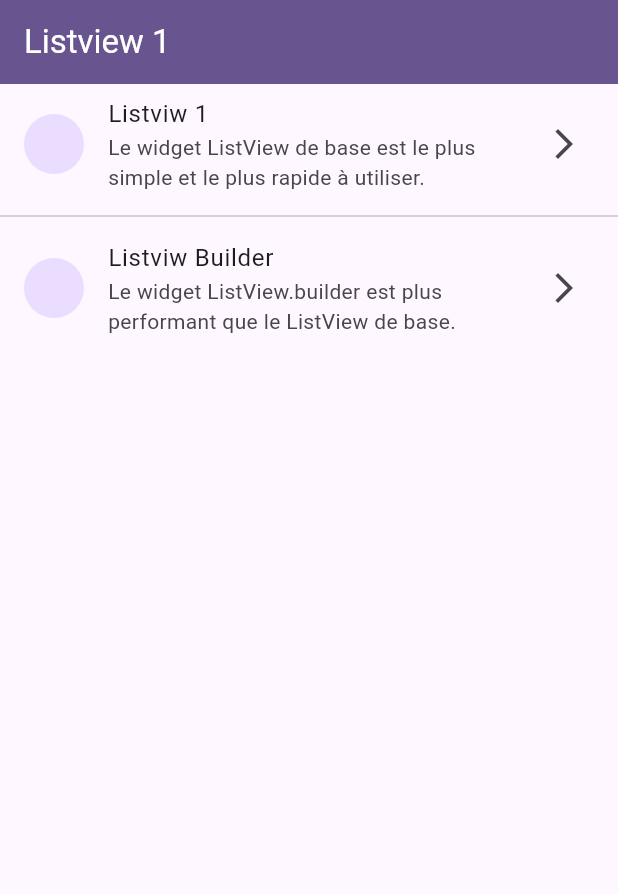
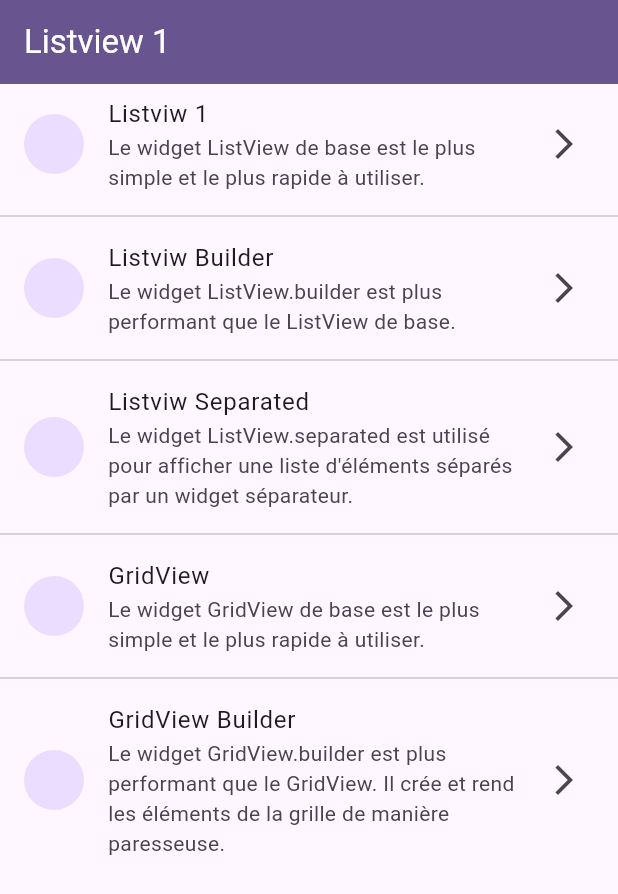
Before and after one commit to Brughth/Formation11-23_1, a Flutter app: the screen it shows after launch, on a phone screen of 412 x 824 dp. Shown: the top 894 px of the screen. Run offline on Flutter 3.47's test engine with Material 2 defaults, Android fonts, the phone set to English and light mode, and no system bars.

Commit message:
gridview

```diff
--- a/lib/screens/listview_1.dart
+++ b/lib/screens/listview_1.dart
@@ -1,5 +1,8 @@
 import 'package:flutter/material.dart';
+import 'package:flutter_application_1/screens/gridview_builder_screen.dart';
+import 'package:flutter_application_1/screens/gridview_screen.dart';
 import 'package:flutter_application_1/screens/listview_builder_screen.dart';
+import 'package:flutter_application_1/screens/listview_separated_screen.dart';
 
 class ListView1 extends StatelessWidget {
   const ListView1({super.key});
@@ -16,7 +19,8 @@ class ListView1 extends StatelessWidget {
         ),
         backgroundColor: Theme.of(context).primaryColor,
       ),
-      body: ListView(children: [
+      body: ListView(
+        children: [
           const ListTile(
             leading: CircleAvatar(),
             title: Text("Listviw 1"),
@@ -42,7 +46,58 @@ class ListView1 extends StatelessWidget {
               Icons.arrow_forward_ios,
             ),
           ),
-      ]),
+          const Divider(),
+          ListTile(
+            leading: const CircleAvatar(),
+            title: const Text("Listviw Separated"),
+            onTap: () {
+              Navigator.of(context).push(MaterialPageRoute(builder: (context) {
+                return ListViewSeparatedScreen(
+                  title: 'Listviw Separated',
+                );
+              }));
+            },
+            subtitle: const Text(
+              "Le widget ListView.separated est utilisé pour afficher une liste d'éléments séparés par un widget séparateur.",
+            ),
+            trailing: const Icon(
+              Icons.arrow_forward_ios,
+            ),
+          ),
+          const Divider(),
+          ListTile(
+            leading: const CircleAvatar(),
+            title: const Text("GridView"),
+            onTap: () {
+              Navigator.of(context).push(MaterialPageRoute(builder: (context) {
+                return const GridviewScreen();
+              }));
+            },
+            subtitle: const Text(
+              "Le widget GridView de base est le plus simple et le plus rapide à utiliser.",
+            ),
+            trailing: const Icon(
+              Icons.arrow_forward_ios,
+            ),
+          ),
+          const Divider(),
+          ListTile(
+            leading: const CircleAvatar(),
+            title: const Text("GridView Builder"),
+            onTap: () {
+              Navigator.of(context).push(MaterialPageRoute(builder: (context) {
+                return const GridViewBuilderScreen();
+              }));
+            },
+            subtitle: const Text(
+              "Le widget GridView.builder est plus performant que le GridView. Il crée et rend les éléments de la grille de manière paresseuse.",
+            ),
+            trailing: const Icon(
+              Icons.arrow_forward_ios,
+            ),
+          ),
+        ],
+      ),
     );
   }
 }
--- a/lib/screens/listview_builder_screen.dart
+++ b/lib/screens/listview_builder_screen.dart
@@ -8,6 +8,7 @@ class ListViewBuilderScreen extends StatelessWidget {
   @override
   Widget build(BuildContext context) {
     return Scaffold(
+      appBar: AppBar(),
       body: SafeArea(
         child: ListView.builder(
           itemCount: items.length,
@@ -16,7 +17,7 @@ class ListViewBuilderScreen extends StatelessWidget {
             var item = items[index];
             return ListTile(
               leading: CircleAvatar(),
-              title: Text("Title $index"),
+              title: Text("Title $item"),
               subtitle: Text(" Description du Title $index"),
               trailing: const Icon(Icons.arrow_forward_ios),
             );
```
Also changed, not shown: lib/screens/gridview_builder_screen.dart (added, +48 -0 lines), lib/screens/gridview_screen.dart (added, +34 -0 lines), lib/screens/listview_separated_screen.dart (added, +45 -0 lines). Lines whose indentation alone changed are shown as unchanged.
